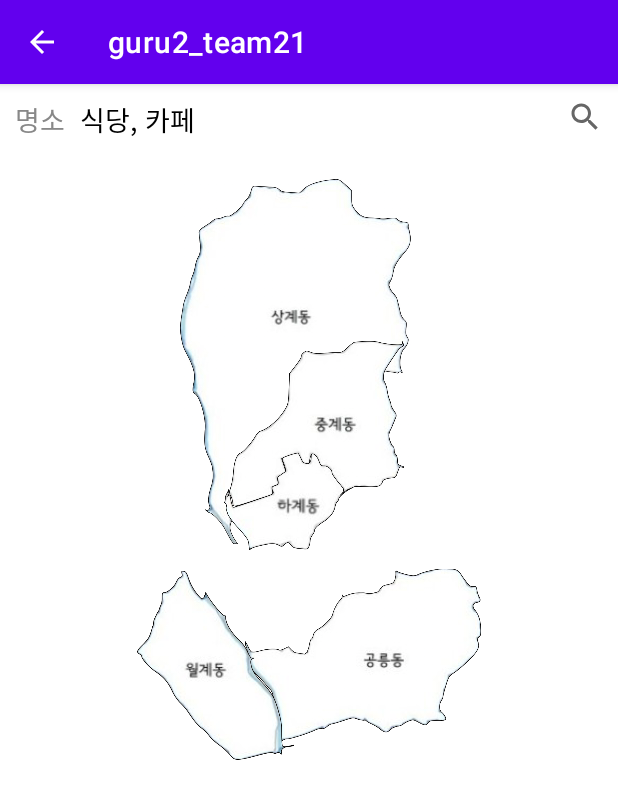
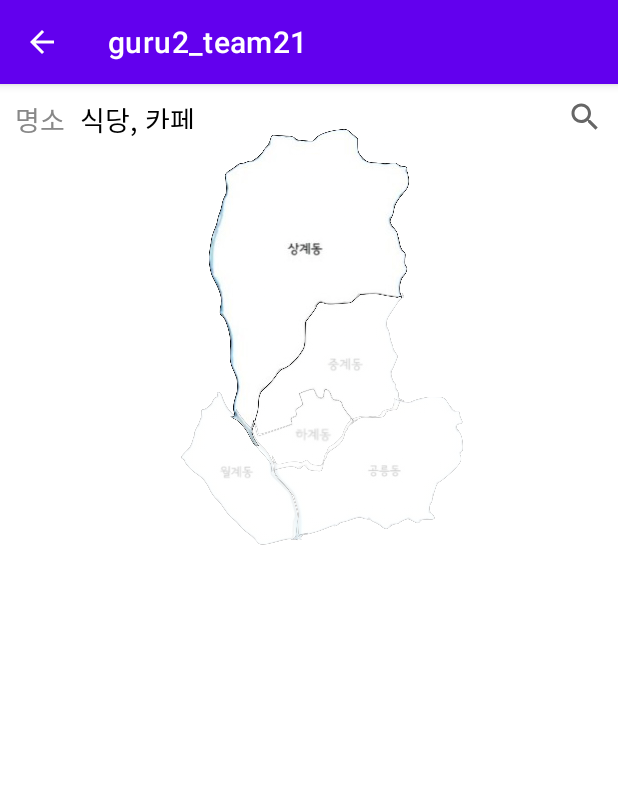
Before and after one commit to Hyobeen-Park/guru2_team21, an Android app: the SearchActivity screen opened directly, with no data from a screen before it, after a tap on an icon or button, on a phone screen of 412 x 824 dp. Shown: the top 799 px of the screen. Run offline under Robolectric (Android 15) with nearby library versions, the phone set to English and light mode, and no system bars; 3 other taps on this screen came first.

Commit message:
검색 레이아웃 수정, 검색 지도 이미지 / 검색 범위 구분 기능 추가, 팝업창 생성(수정필요)

```diff
--- a/app/src/main/java/com/example/guru2_team21/SearchActivity.kt
+++ b/app/src/main/java/com/example/guru2_team21/SearchActivity.kt
@@ -7,8 +7,8 @@ import android.widget.TextView
 import androidx.appcompat.app.AppCompatActivity
 
 class SearchActivity : AppCompatActivity() {
-    var search_area = "nowon"
-    var search_type = "place"
+    var search_area = "nowon"   //검색 지역
+    var search_type = "place"   //장소 or 식당
 
     lateinit var search_place: TextView
     lateinit var search_restaurant: TextView
@@ -17,6 +17,7 @@ class SearchActivity : AppCompatActivity() {
     lateinit var search_hagye: ImageView
     lateinit var search_wolgye: ImageView
     lateinit var search_gongneung: ImageView
+    lateinit var search_by_name: ImageView
 
     override fun onCreate(savedInstanceState: Bundle?) {
         super.onCreate(savedInstanceState)
@@ -29,7 +30,11 @@ class SearchActivity : AppCompatActivity() {
         search_hagye = findViewById(R.id.search_Hagye)
         search_wolgye = findViewById(R.id.search_Wolgye)
         search_gongneung = findViewById(R.id.search_Gongneung)
+        search_by_name = findViewById(R.id.search_by_name)
 
+        print_info(search_type, search_area)
+
+        //장소 or 식당
         search_place.setOnClickListener {
             search_place.setTextColor(Color.BLACK)
             search_restaurant.setTextColor(Color.GRAY)
@@ -44,16 +49,131 @@ class SearchActivity : AppCompatActivity() {
             print_info(search_type, search_area)
         }
 
+        //이름으로 검색
+        search_by_name.setOnClickListener {
+            val dlg = SearchDialog(this)
+            dlg.start()
+        }
+
+        //검색지역 변경
         search_sanggye.setOnClickListener {
             if(search_area.equals("sanggye")) {
                 search_area = "nowon"
-                //크기 20 줄이기
+                manageImage()
+                print_info(search_type, search_area)
+            } else {
+                search_area = "sanggye"
+                manageImage()
+                print_info(search_type, search_area)
             }
         }
+
+        search_junggye.setOnClickListener {
+            if(search_area.equals("junggye")) {
+                search_area = "nowon"
+                manageImage()
+                print_info(search_type, search_area)
+            } else {
+                search_area = "junggye"
+                manageImage()
+                print_info(search_type, search_area)
+            }
+        }
+
+        search_hagye.setOnClickListener {
+            if(search_area.equals("hagye")) {
+                search_area = "nowon"
+                manageImage()
+                print_info(search_type, search_area)
+            } else {
+                search_area = "hagye"
+                manageImage()
+                print_info(search_type, search_area)
+            }
+        }
+
+        search_wolgye.setOnClickListener {
+            if(search_area.equals("wolgye")) {
+                search_area = "nowon"
+                manageImage()
+                print_info(search_type, search_area)
+            } else {
+                search_area = "wolgye"
+                manageImage()
+                print_info(search_type, search_area)
+            }
+        }
+
+        search_gongneung.setOnClickListener {
+            if(search_area.equals("gongneung")) {
+                search_area = "nowon"
+                manageImage()
+                print_info(search_type, search_area)
+            } else {
+                search_area = "gongneung"
+                manageImage()
+                print_info(search_type, search_area)
+            }
+        }
+
     }
 
     private fun print_info(search_type: String, search_area: String) {
         //정보 search_layout 에 추가하기
+
+    }
+
+    private fun manageImage() {
+        when {
+            search_area.equals("nowon") -> {
+                search_sanggye.drawable.setAlpha(255)
+                search_junggye.drawable.setAlpha(255)
+                search_hagye.drawable.setAlpha(255)
+                search_wolgye.drawable.setAlpha(255)
+                search_gongneung.drawable.setAlpha(255)
+            }
+
+            search_area.equals("sanggye") -> {
+                search_sanggye.drawable.setAlpha(255)
+                search_junggye.drawable.setAlpha(50)
+                search_hagye.drawable.setAlpha(50)
+                search_wolgye.drawable.setAlpha(50)
+                search_gongneung.drawable.setAlpha(50)
+            }
+
+            search_area.equals("junggye") -> {
+                search_sanggye.drawable.setAlpha(50)
+                search_junggye.drawable.setAlpha(255)
+                search_hagye.drawable.setAlpha(50)
+                search_wolgye.drawable.setAlpha(50)
+                search_gongneung.drawable.setAlpha(50)
+            }
+
+            search_area.equals("hagye") -> {
+                search_sanggye.drawable.setAlpha(50)
+                search_junggye.drawable.setAlpha(50)
+                search_hagye.drawable.setAlpha(255)
+                search_wolgye.drawable.setAlpha(50)
+                search_gongneung.drawable.setAlpha(50)
+            }
+
+            search_area.equals("wolgye") -> {
+                search_sanggye.drawable.setAlpha(50)
+                search_junggye.drawable.setAlpha(50)
+                search_hagye.drawable.setAlpha(50)
+                search_wolgye.drawable.setAlpha(255)
+                search_gongneung.drawable.setAlpha(50)
+            }
+
+            search_area.equals("gongneung") -> {
+                search_sanggye.drawable.setAlpha(50)
+                search_junggye.drawable.setAlpha(50)
+                search_hagye.drawable.setAlpha(50)
+                search_wolgye.drawable.setAlpha(50)
+                search_gongneung.drawable.setAlpha(255)
+            }
+        }
+
     }
 
 
--- a/app/src/main/res/layout/activity_search.xml
+++ b/app/src/main/res/layout/activity_search.xml
@@ -59,60 +59,61 @@
 
     <ImageView
         android:id="@+id/search_Sanggye"
-        android:layout_width="230dp"
-        android:layout_height="243dp"
-        android:layout_marginEnd="100dp"
-        android:layout_marginBottom="260dp"
-        app:layout_constraintBottom_toBottomOf="parent"
+        android:layout_width="213dp"
+        android:layout_height="211dp"
+        android:layout_marginTop="30dp"
+        android:background="#FFFFFF"
         app:layout_constraintEnd_toEndOf="parent"
-        app:layout_constraintTop_toBottomOf="@+id/search_restaurant"
-        app:layout_constraintVertical_bias="0.115"
+        app:layout_constraintStart_toStartOf="parent"
+        app:layout_constraintTop_toTopOf="parent"
         app:srcCompat="@drawable/sanggye" />
 
     <ImageView
         android:id="@+id/search_Gongneung"
-        android:layout_width="157dp"
-        android:layout_height="147dp"
-        android:layout_marginStart="163dp"
-        android:layout_marginTop="27dp"
-        app:layout_constraintBottom_toBottomOf="parent"
+        android:layout_width="127dp"
+        android:layout_height="106dp"
+        android:layout_marginStart="18dp"
+        android:layout_marginTop="173dp"
+        app:layout_constraintEnd_toEndOf="parent"
+        app:layout_constraintHorizontal_bias="0.613"
         app:layout_constraintStart_toStartOf="parent"
-        app:layout_constraintTop_toBottomOf="@+id/search_restaurant"
-        app:layout_constraintVertical_bias="0.439"
+        app:layout_constraintTop_toTopOf="@+id/search_Sanggye"
         app:srcCompat="@drawable/gongneung" />
 
     <ImageView
+        android:id="@+id/search_Junggye"
+        android:layout_width="102dp"
+        android:layout_height="94dp"
+        android:layout_marginStart="8dp"
+        android:layout_marginTop="139dp"
+        app:layout_constraintEnd_toEndOf="parent"
+        app:layout_constraintHorizontal_bias="0.529"
+        app:layout_constraintStart_toStartOf="parent"
+        app:layout_constraintTop_toTopOf="parent"
+        app:srcCompat="@drawable/junggye" />
+
+    <ImageView
         android:id="@+id/search_Wolgye"
-        android:layout_width="139dp"
-        android:layout_height="126dp"
-        android:layout_marginStart="74dp"
-        android:layout_marginTop="11dp"
-        app:layout_constraintBottom_toBottomOf="@+id/scrollView2"
+        android:layout_width="119dp"
+        android:layout_height="102dp"
+        android:layout_marginTop="175dp"
+        android:layout_marginEnd="122dp"
+        app:layout_constraintEnd_toEndOf="parent"
+        app:layout_constraintHorizontal_bias="0.607"
         app:layout_constraintStart_toStartOf="parent"
-        app:layout_constraintTop_toBottomOf="@+id/search_restaurant"
-        app:layout_constraintVertical_bias="0.469"
+        app:layout_constraintTop_toTopOf="@+id/search_Sanggye"
         app:srcCompat="@drawable/wolgye" />
 
     <ImageView
         android:id="@+id/search_Hagye"
-        android:layout_width="93dp"
-        android:layout_height="65dp"
-        android:layout_marginTop="208dp"
-        android:layout_marginEnd="14dp"
+        android:layout_width="82dp"
+        android:layout_height="55dp"
+        android:layout_marginTop="173dp"
+        android:layout_marginEnd="35dp"
         app:layout_constraintEnd_toEndOf="parent"
-        app:layout_constraintHorizontal_bias="0.476"
+        app:layout_constraintHorizontal_bias="0.549"
         app:layout_constraintStart_toStartOf="parent"
-        app:layout_constraintTop_toBottomOf="@+id/search_restaurant"
+        app:layout_constraintTop_toTopOf="@+id/search_Sanggye"
         app:srcCompat="@drawable/hagye" />
 
-    <ImageView
-        android:id="@+id/search_Junggye"
-        android:layout_width="159dp"
-        android:layout_height="110dp"
-        android:layout_marginTop="134dp"
-        android:layout_marginEnd="122dp"
-        app:layout_constraintEnd_toEndOf="parent"
-        app:layout_constraintTop_toBottomOf="@+id/search_restaurant"
-        app:srcCompat="@drawable/junggye" />
-
 </androidx.constraintlayout.widget.ConstraintLayout>
```
Also changed, not shown: app/src/main/java/com/example/guru2_team21/SearchDialog.kt (added, +25 -0 lines), app/src/main/res/layout/activity_search_dialog.xml (added, +32 -0 lines).
